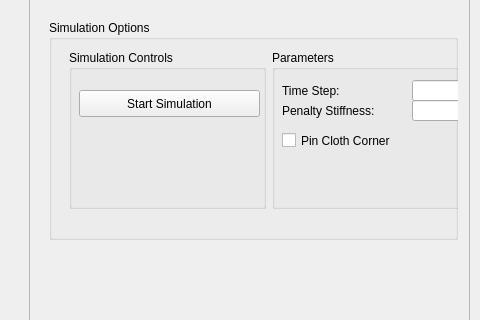
First picture: the form in mainwindow.ui, repository kyeah/Cloth-Fluids-Solver, before the edit; both pictures show x 720 to 1200 and y 129 to 449 of the 1200 by 800 pixel window.
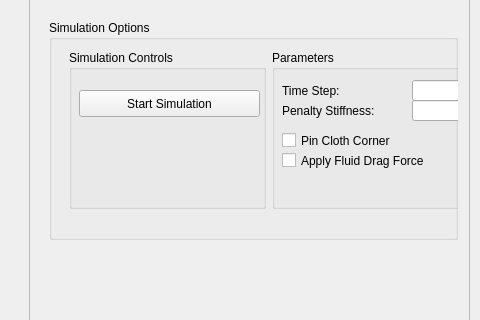
Second picture: the form after the edit. Custom widgets are drawn as their Qt base class.

```diff
--- a/mainwindow.ui
+++ b/mainwindow.ui
@@ -165,6 +165,19 @@
               <string>Pin Cloth Corner</string>
              </property>
             </widget>
+            <widget class="QCheckBox" name="fluidDragForceCheckbox">
+             <property name="geometry">
+              <rect>
+               <x>10</x>
+               <y>100</y>
+               <width>191</width>
+               <height>21</height>
+              </rect>
+             </property>
+             <property name="text">
+              <string>Apply Fluid Drag Force</string>
+             </property>
+            </widget>
            </widget>
           </item>
          </layout>
```
Left out of the diff: 2 changed lines with no effect on the pictures.
